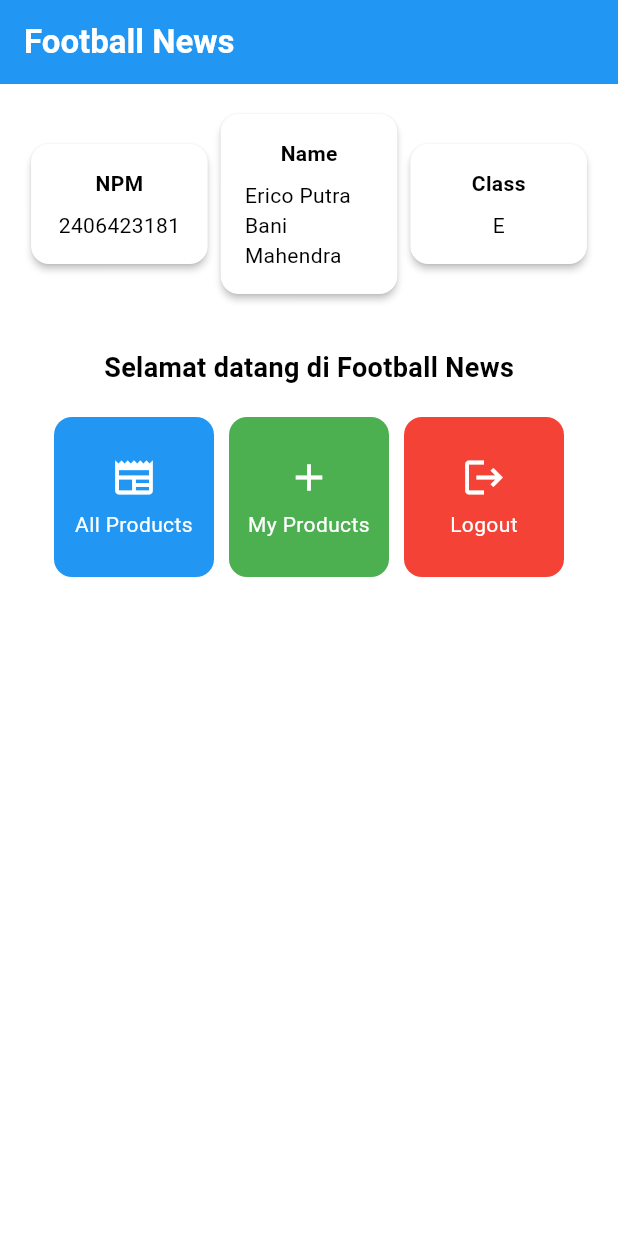
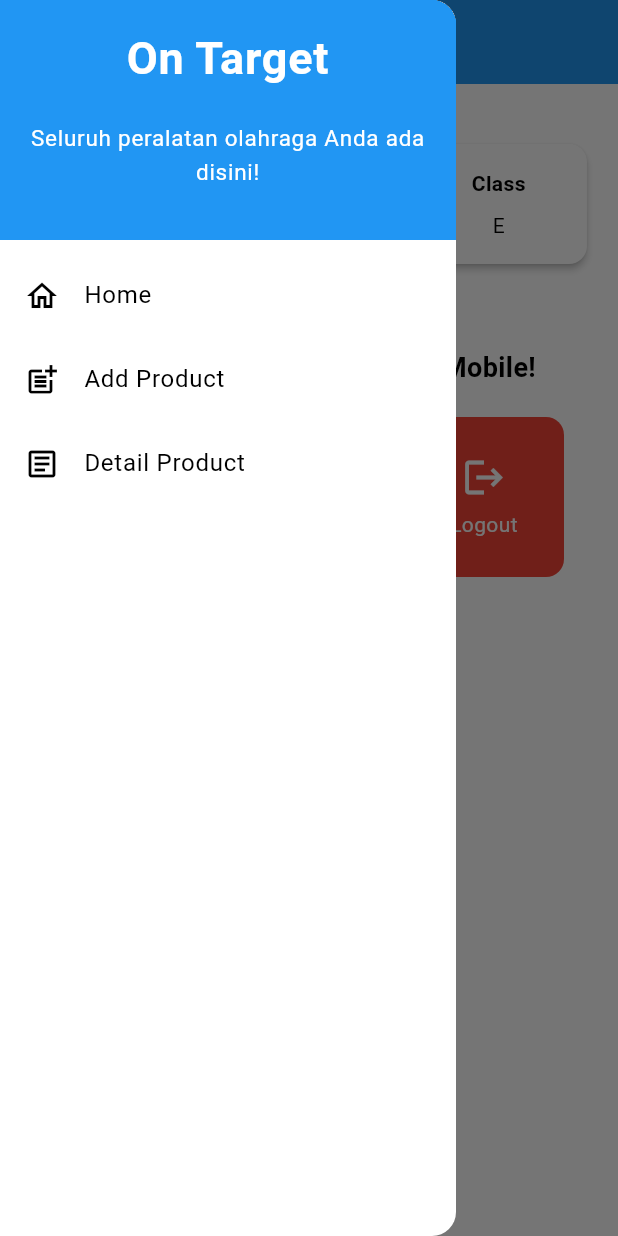
Before and after one commit to ericmaeda/on-target-football-shop-mobile, a Flutter app: the screen it shows after launch, with the side drawer open (before the commit the screen has no drawer), on a phone screen of 412 x 824 dp. Run offline on Flutter 3.47's test engine with Material 3 defaults, Android fonts, the light colour scheme and no system bars.

Commit message:
feat: Tugas 8

```diff
--- a/lib/main.dart
+++ b/lib/main.dart
@@ -1,5 +1,5 @@
 import 'package:flutter/material.dart';
-import 'package:on_target_mobile/menu.dart';
+import 'package:on_target_mobile/screens/menu.dart';
 void main() {
   runApp(const MyApp());
 }
--- a/lib/menu.dart
+++ b/lib/screens/menu.dart
@@ -1,4 +1,6 @@
 import 'package:flutter/material.dart';
+import 'package:on_target_mobile/widgets/left_drawer.dart';
+import 'package:on_target_mobile/widgets/product_card.dart';
 
 class MyHomePage extends StatelessWidget {
   MyHomePage({super.key});
@@ -9,7 +11,7 @@ class MyHomePage extends StatelessWidget {
 
   final List<ItemHomepage> items = [
     ItemHomepage("All Products", Icons.newspaper),
-    ItemHomepage("My Products", Icons.add),
+    ItemHomepage("Add Product", Icons.add),
     ItemHomepage("Logout", Icons.logout),
   ];
 
@@ -27,6 +29,7 @@ class MyHomePage extends StatelessWidget {
         // Warna latar belakang AppBar diambil dari skema warna tema aplikasi.
         backgroundColor: Theme.of(context).colorScheme.primary,
       ),
+      drawer: LeftDrawer(),
       // Body halaman dengan padding di sekelilingnya.
       body: Padding(
         padding: const EdgeInsets.all(16.0),
@@ -56,7 +59,7 @@ class MyHomePage extends StatelessWidget {
                   const Padding(
                     padding: EdgeInsets.only(top: 16.0),
                     child: Text(
-                      'Selamat datang di Football News',
+                      'Selamat datang di On Target Mobile!',
                       style: TextStyle(
                         fontWeight: FontWeight.bold,
                         fontSize: 18.0,
@@ -125,66 +128,3 @@ class ItemHomepage {
 
   ItemHomepage(this.name, this.icon);
 }
-
-class ItemCard extends StatelessWidget {
-  // Menampilkan kartu dengan ikon dan nama.
-
-  final ItemHomepage item;
-
-  const ItemCard(this.item, {super.key});
-
-  @override
-  Widget build(BuildContext context) {
-    Color bgColor;
-
-    if (item.name == "All Products") {
-      bgColor = Colors.blue;
-    } else if (item.name == "My Products") {
-      bgColor = Colors.green;
-    } else if (item.name == "Logout") {
-      bgColor = Colors.red;
-    } else {
-      bgColor = Theme.of(context).colorScheme.secondary;
-    }
-
-    return Material(
-      // Menentukan warna latar belakang dari tema aplikasi.
-      color: bgColor,
-      // Membuat sudut kartu melengkung.
-      borderRadius: BorderRadius.circular(12),
-
-      child: InkWell(
-        // Aksi ketika kartu ditekan.
-        onTap: () {
-          // Menampilkan pesan SnackBar saat kartu ditekan.
-          ScaffoldMessenger.of(context)
-            ..hideCurrentSnackBar()
-            ..showSnackBar(
-              SnackBar(
-                content: Text("Kamu telah menekan tombol ${item.name}!"),
-              ),
-            );
-        },
-        // Container untuk menyimpan Icon dan Text
-        child: Container(
-          padding: const EdgeInsets.all(8),
-          child: Center(
-            child: Column(
-              // Menyusun ikon dan teks di tengah kartu.
-              mainAxisAlignment: MainAxisAlignment.center,
-              children: [
-                Icon(item.icon, color: Colors.white, size: 30.0),
-                const Padding(padding: EdgeInsets.all(3)),
-                Text(
-                  item.name,
-                  textAlign: TextAlign.center,
-                  style: const TextStyle(color: Colors.white),
-                ),
-              ],
-            ),
-          ),
-        ),
-      ),
-    );
-  }
-}
--- /dev/null
+++ b/lib/widgets/left_drawer.dart
@@ -0,0 +1,71 @@
+import 'package:flutter/material.dart';
+import 'package:on_target_mobile/screens/menu.dart';
+import 'package:on_target_mobile/screens/product_form.dart';
+
+class LeftDrawer extends StatelessWidget {
+  const LeftDrawer({super.key});
+
+  @override
+  Widget build(BuildContext context) {
+    return Drawer(
+      child: ListView(
+        children: [
+          const DrawerHeader(
+            decoration: BoxDecoration(color: Colors.blue),
+            child: Column(
+              children: [
+                Text(
+                  'On Target',
+                  textAlign: TextAlign.center,
+                  style: TextStyle(
+                    fontSize: 30,
+                    fontWeight: FontWeight.bold,
+                    color: Colors.white,
+                  ),
+                ),
+                Padding(padding: EdgeInsets.all(10)),
+                Text(
+                  "Seluruh peralatan olahraga Anda ada disini!",
+                  textAlign: TextAlign.center,
+                  style: TextStyle(
+                    fontSize: 15,
+                    color: Colors.white,
+                    fontWeight: FontWeight.normal,
+                  ),
+                ),
+              ],
+            ),
+          ),
+          ListTile(
+            leading: const Icon(Icons.home_outlined),
+            title: const Text('Home'),
+            // Bagian redirection ke MyHomePage
+            onTap: () {
+              Navigator.pushReplacement(
+                context,
+                MaterialPageRoute(builder: (context) => MyHomePage()),
+              );
+            },
+          ),
+          ListTile(
+            leading: const Icon(Icons.post_add),
+            title: const Text('Add Product'),
+            // Bagian redirection ke ProductFormPage
+            onTap: () {
+              Navigator.pushReplacement(
+                context,
+                MaterialPageRoute(
+                  builder: (context) => const ProductFormPage(),
+                ),
+              );
+            },
+          ),
+          ListTile(
+            leading: const Icon(Icons.article_outlined),
+            title: const Text('Detail Product'),
+          ),
+        ],
+      ),
+    );
+  }
+}
--- /dev/null
+++ b/lib/widgets/product_card.dart
@@ -0,0 +1,72 @@
+import 'package:flutter/material.dart';
+import 'package:on_target_mobile/screens/product_form.dart';
+import 'package:on_target_mobile/screens/menu.dart';
+
+class ItemCard extends StatelessWidget {
+  // Menampilkan kartu dengan ikon dan nama.
+
+  final ItemHomepage item;
+
+  const ItemCard(this.item, {super.key});
+
+  @override
+  Widget build(BuildContext context) {
+    Color bgColor;
+
+    if (item.name == "All Products") {
+      bgColor = Colors.blue;
+    } else if (item.name == "Add Product") {
+      bgColor = Colors.green;
+    } else if (item.name == "Logout") {
+      bgColor = Colors.red;
+    } else {
+      bgColor = Theme.of(context).colorScheme.secondary;
+    }
+
+    return Material(
+      // Menentukan warna latar belakang dari tema aplikasi.
+      color: bgColor,
+      // Membuat sudut kartu melengkung.
+      borderRadius: BorderRadius.circular(12),
+
+      child: InkWell(
+        // Aksi ketika kartu ditekan.
+          onTap: () {
+            // Memunculkan SnackBar ketika diklik
+            ScaffoldMessenger.of(context)
+              ..hideCurrentSnackBar()
+              ..showSnackBar(SnackBar(
+                  content: Text("Kamu telah menekan tombol ${item.name}!")));
+
+            // Navigate ke route yang sesuai (tergantung jenis tombol)
+            if (item.name == "Add Product") {
+              Navigator.push(
+                context,
+                MaterialPageRoute(builder: (context) => ProductFormPage()),
+              );
+            }
+
+          },
+        // Container untuk menyimpan Icon dan Text
+        child: Container(
+          padding: const EdgeInsets.all(8),
+          child: Center(
+            child: Column(
+              // Menyusun ikon dan teks di tengah kartu.
+              mainAxisAlignment: MainAxisAlignment.center,
+              children: [
+                Icon(item.icon, color: Colors.white, size: 30.0),
+                const Padding(padding: EdgeInsets.all(3)),
+                Text(
+                  item.name,
+                  textAlign: TextAlign.center,
+                  style: const TextStyle(color: Colors.white),
+                ),
+              ],
+            ),
+          ),
+        ),
+      ),
+    );
+  }
+}
```
Also changed, not shown: lib/screens/product_form.dart (added, +245 -0 lines).
